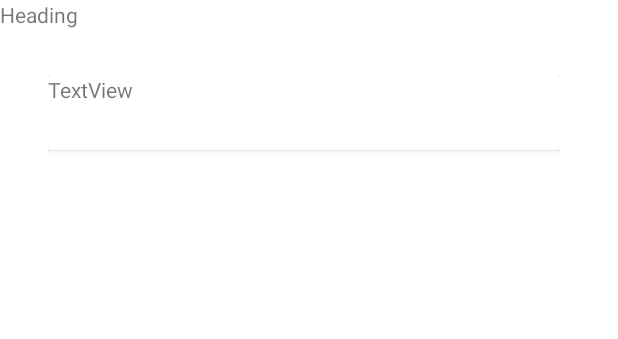
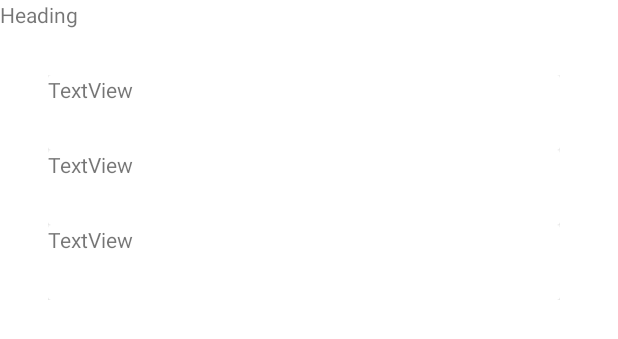
Before and after one commit to RavinduDON/Kotlin_App_Assignment01, an Android app: the layout fragment_third.xml on its own in the app's theme, with its tools: preview values and no code run, on a phone screen of 412 x 824 dp. Shown: the top 339 px of the screen. Run offline under Robolectric (Android 15) with nearby library versions, the phone set to English and light mode, and no system bars.

Commit message:
Error correction and bug fixing with adaptor

```diff
--- a/app/src/main/java/lk/dev/exerciseso/ThirdFragment.kt
+++ b/app/src/main/java/lk/dev/exerciseso/ThirdFragment.kt
@@ -8,6 +8,7 @@ import android.view.LayoutInflater
 import android.view.View
 import android.view.ViewGroup
 import androidx.recyclerview.widget.LinearLayoutManager
+import androidx.recyclerview.widget.ListAdapter
 import androidx.recyclerview.widget.RecyclerView
 import lk.dev.exerciseso.Adaptors.PostAdaptor
 import lk.dev.exerciseso.posts.api.PostClient
@@ -32,6 +33,7 @@ class ThirdFragment : Fragment() {
     private var param2: String? = null
 
     var postList =ArrayList<Post>()
+
 
     override fun onCreate(savedInstanceState: Bundle?) {
         super.onCreate(savedInstanceState)
@@ -105,6 +107,7 @@ class ThirdFragment : Fragment() {
         call.enqueue(object : Callback<ArrayList<Post>>{
             override fun onResponse(call: Call<ArrayList<Post>>, response: Response<ArrayList<Post>>) {
                 postList.addAll((response.body()!!))
+                view?.findViewById<RecyclerView>(R.id.post_data)?.adapter?.notifyDataSetChanged()
                 println("Success")
             }
 
--- a/app/src/main/res/layout/list_view_item.xml
+++ b/app/src/main/res/layout/list_view_item.xml
@@ -2,7 +2,7 @@
 <FrameLayout xmlns:android="http://schemas.android.com/apk/res/android"
     xmlns:app="http://schemas.android.com/apk/res-auto"
     android:layout_width="match_parent"
-    android:layout_height="match_parent"
+    android:layout_height="wrap_content"
     >
     <androidx.cardview.widget.CardView
         android:layout_width="match_parent"
```
